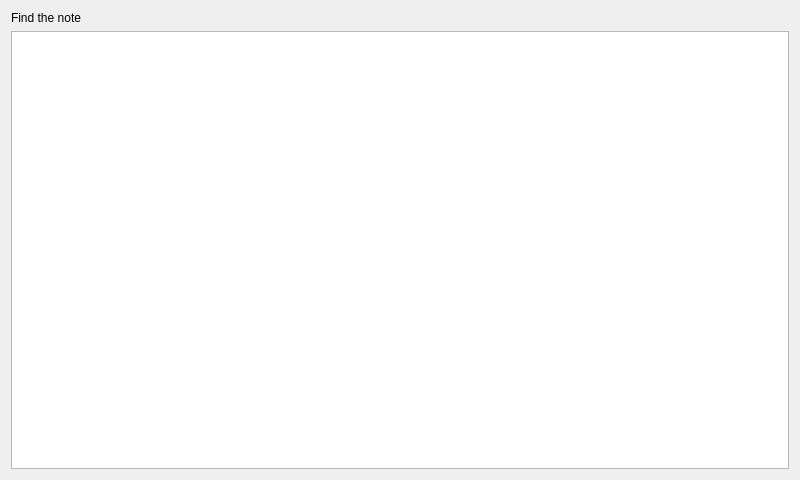
Qt form mainwindow.ui (andrewreeman/staffGames) before a commit.
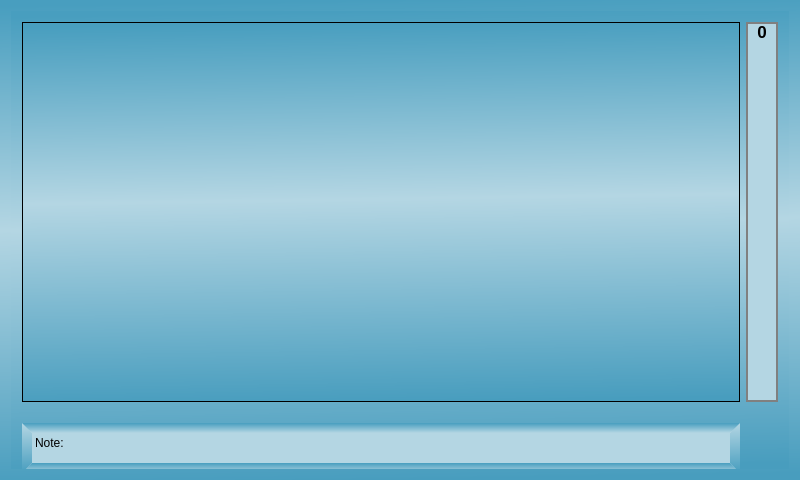
The same form after that commit.

Commit message: With score. Next: negative score. 20 rounds. then ledger lines

Diff of the .ui file:
```diff
--- a/mainwindow.ui
+++ b/mainwindow.ui
@@ -13,18 +13,147 @@
   <property name="windowTitle">
    <string>MainWindow</string>
   </property>
+  <property name="styleSheet">
+   <string notr="true">background-color: qlineargradient(spread:pad, x1:0.438, y1:0, x2:0.466667, y2:1, stop:0 rgba(72, 158, 191, 255), stop:0.466667 rgba(180, 214, 227, 255), stop:1 rgba(72, 157, 190, 255));</string>
+  </property>
   <widget class="QWidget" name="centralWidget">
    <layout class="QGridLayout" name="gridLayout">
     <item row="0" column="0">
-     <widget class="QLabel" name="guiChallenge">
-      <property name="text">
-       <string>Find the note  </string>
+     <widget class="QStackedWidget" name="stackedWidget">
+      <property name="currentIndex">
+       <number>0</number>
       </property>
+      <widget class="QWidget" name="game">
+       <layout class="QGridLayout" name="gridLayout_2">
+        <item row="0" column="0">
+         <widget class="QGraphicsView" name="graphicsView">
+          <property name="sizePolicy">
+           <sizepolicy hsizetype="Expanding" vsizetype="Expanding">
+            <horstretch>0</horstretch>
+            <verstretch>0</verstretch>
+           </sizepolicy>
+          </property>
+          <property name="maximumSize">
+           <size>
+            <width>16777215</width>
+            <height>2000</height>
+           </size>
+          </property>
+         </widget>
+        </item>
+        <item row="0" column="2">
+         <widget class="QProgressBar" name="score">
+          <property name="font">
+           <font>
+            <pointsize>13</pointsize>
+            <weight>75</weight>
+            <bold>true</bold>
+           </font>
+          </property>
+          <property name="styleSheet">
+           <string notr="true">QProgressBar {
+     border: 2px solid grey;
+	  background-color: rgba(180, 214, 227, 255);
+   
+ }
+
+QProgressBar::chunk {
+     background-color: qlineargradient(spread:pad, x1:0.438, y1:0, x2:0.442857, y2:1, stop:0 rgba(191, 72, 72, 255), stop:0.995238 rgba(227, 108, 108, 255));
+ }
+</string>
+          </property>
+          <property name="minimum">
+           <number>0</number>
+          </property>
+          <property name="maximum">
+           <number>20</number>
+          </property>
+          <property name="value">
+           <number>0</number>
+          </property>
+          <property name="alignment">
+           <set>Qt::AlignHCenter|Qt::AlignTop</set>
+          </property>
+          <property name="orientation">
+           <enum>Qt::Vertical</enum>
+          </property>
+          <property name="format">
+           <string>%v</string>
+          </property>
+         </widget>
+        </item>
+        <item row="1" column="0">
+         <widget class="QLabel" name="guiChallenge">
+          <property name="sizePolicy">
+           <sizepolicy hsizetype="Preferred" vsizetype="Minimum">
+            <horstretch>0</horstretch>
+            <verstretch>0</verstretch>
+           </sizepolicy>
+          </property>
+          <property name="minimumSize">
+           <size>
+            <width>0</width>
+            <height>50</height>
+           </size>
+          </property>
+          <property name="maximumSize">
+           <size>
+            <width>16777215</width>
+            <height>20</height>
+           </size>
+          </property>
+          <property name="styleSheet">
+           <string notr="true">background-color: rgba(180, 214, 227, 255);
+border: 10px solid;
+border-top-color: qlineargradient(spread:pad, x1:0.438, y1:0, x2:0.442857, y2:1, stop:0 rgba(72, 158, 191, 255), stop:0.995238 rgba(180, 214, 227, 255));
+border-right-color: qlineargradient(spread:pad, x1:0.438, y1:0, x2:0.442857, y2:1, stop:0 rgba(180, 214, 227, 255), stop:0.995238 rgba(72, 158, 191, 255));
+border-left-color: qlineargradient(spread:pad, x1:0.438, y1:0, x2:0.442857, y2:1, stop:0 rgba(180, 214, 227, 255), stop:0.995238  rgba(72, 158, 191, 255));
+border-bottom-color: qlineargradient(spread:pad, x1:0.438, y1:0, x2:0.442857, y2:1, stop:0 rgba(72, 158, 191, 255), stop:0.995238 rgba(180, 214, 227, 255));</string>
+          </property>
+          <property name="text">
+           <string>Note: </string>
+          </property>
+          <property name="alignment">
+           <set>Qt::AlignLeading|Qt::AlignLeft|Qt::AlignTop</set>
+          </property>
+         </widget>
+        </item>
+       </layout>
+      </widget>
+      <widget class="QWidget" name="won">
+       <widget class="QLabel" name="label">
+        <property name="geometry">
+         <rect>
+          <x>330</x>
+          <y>110</y>
+          <width>201</width>
+          <height>61</height>
+         </rect>
+        </property>
+        <property name="text">
+         <string>YOU WON!</string>
+        </property>
+       </widget>
+       <widget class="QPushButton" name="pushButton">
+        <property name="geometry">
+         <rect>
+          <x>390</x>
+          <y>210</y>
+          <width>99</width>
+          <height>27</height>
+         </rect>
+        </property>
+        <property name="styleSheet">
+         <string notr="true">
+background-color: qlineargradient(spread:pad, x1:0, y1:0.097, x2:1, y2:0, stop:0 rgba(175, 175, 175, 255), stop:1 rgba(255, 255, 255, 255))</string>
+        </property>
+        <property name="text">
+         <string>Play again</string>
+        </property>
+       </widget>
+      </widget>
      </widget>
     </item>
-    <item row="1" column="0">
-     <widget class="QGraphicsView" name="graphicsView"/>
-    </item>
    </layout>
   </widget>
  </widget>
```
The commit also changes 2 other files.
